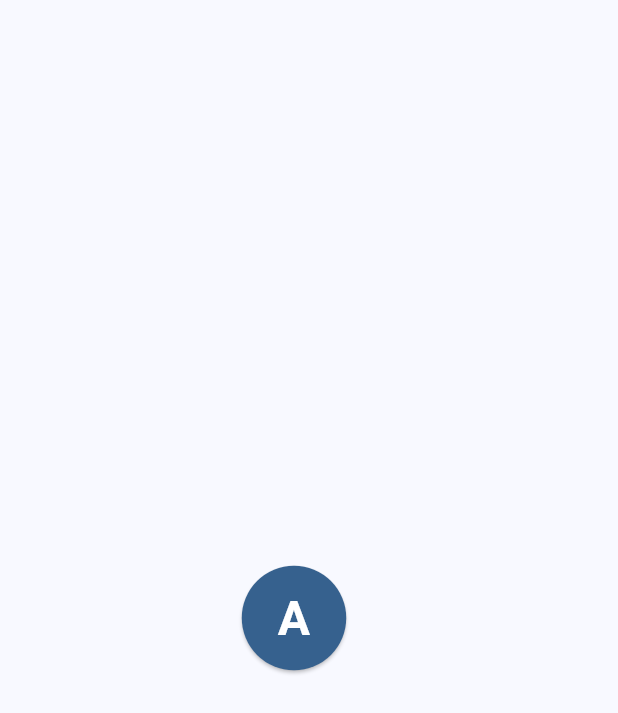
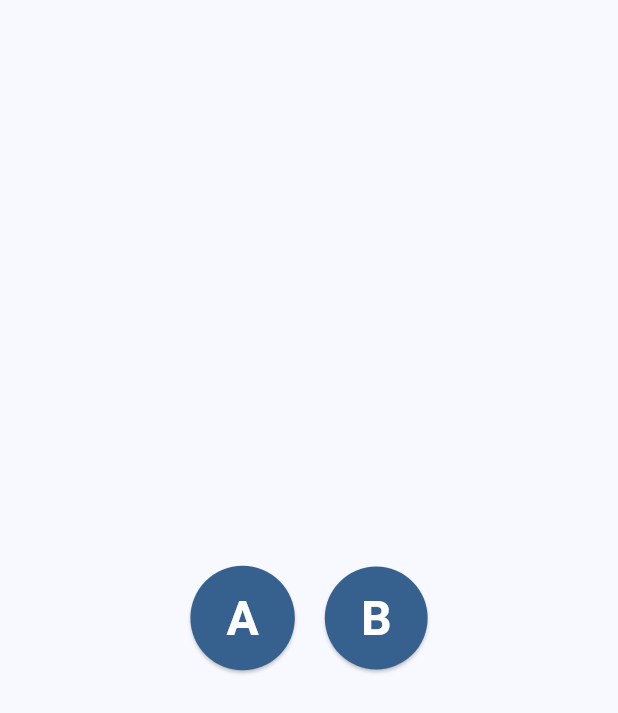
Before and after one commit to wdrppl/server-faceblur, a Flutter app: the screen it shows after launch, on a phone screen of 412 x 824 dp. Shown: the top 713 px of the screen. Run offline on Flutter 3.47's test engine with Material 3 defaults, Android fonts, the phone set to English and light mode, and no system bars; our stand-ins replace dio, image_picker.

```diff
--- a/lib/screens/face_blur_screen_a.dart
+++ b/lib/screens/face_blur_screen_a.dart
@@ -103,8 +103,8 @@ class FaceBlurScreenAState extends State<FaceBlurScreenA> {
                     value: _blurStrength,
                     min: 40,
                     max: 200,
-                    divisions: 10,
-                    label: _blurStrength.round().toString(),
+                    divisions: 16,
+                    label: _blurStrength == 60 ? '추천' : _blurStrength.round().toString(),
                     onChanged: (value) => setState(() => _blurStrength = value),
                   ),
                   const SizedBox(height: 10),
--- a/lib/screens/home_screen.dart
+++ b/lib/screens/home_screen.dart
@@ -36,27 +36,29 @@ class HomeScreen extends StatelessWidget {
               ),
             ),
             const SizedBox(width: 20),
-            // ElevatedButton(
-            //   onPressed: () {
-            //     Navigator.push(
-            //       context,
-            //       MaterialPageRoute(builder: (context) => const FaceBlurScreenB()),
-            //     );
-            //   },
-            //   style: ElevatedButton.styleFrom(
-            //     padding: const EdgeInsets.all(24),
-            //     shape: const CircleBorder(),
-            //     backgroundColor: Theme.of(context).colorScheme.primary,
-            //   ),
-            //   child: const Text(
-            //     'B',
-            //     style: TextStyle(
-            //       fontSize: 32,
-            //       fontWeight: FontWeight.bold,
-            //       color: Colors.white,
-            //     ),
-            //   ),
-            // ),
+            ElevatedButton(
+              onPressed: () {
+                Navigator.push(
+                  context,
+                  MaterialPageRoute(
+                    builder: (context) => const FaceBlurScreenB(),
+                  ),
+                );
+              },
+              style: ElevatedButton.styleFrom(
+                padding: const EdgeInsets.all(24),
+                shape: const CircleBorder(),
+                backgroundColor: Theme.of(context).colorScheme.primary,
+              ),
+              child: const Text(
+                'B',
+                style: TextStyle(
+                  fontSize: 32,
+                  fontWeight: FontWeight.bold,
+                  color: Colors.white,
+                ),
+              ),
+            ),
           ],
         ),
       ),
```
Also changed, not shown: lib/screens/face_blur_screen_b.dart (+25 -7 lines).
